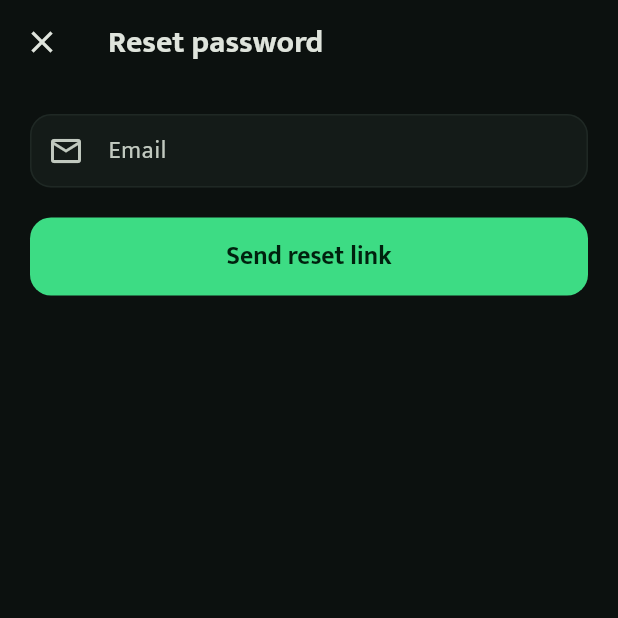
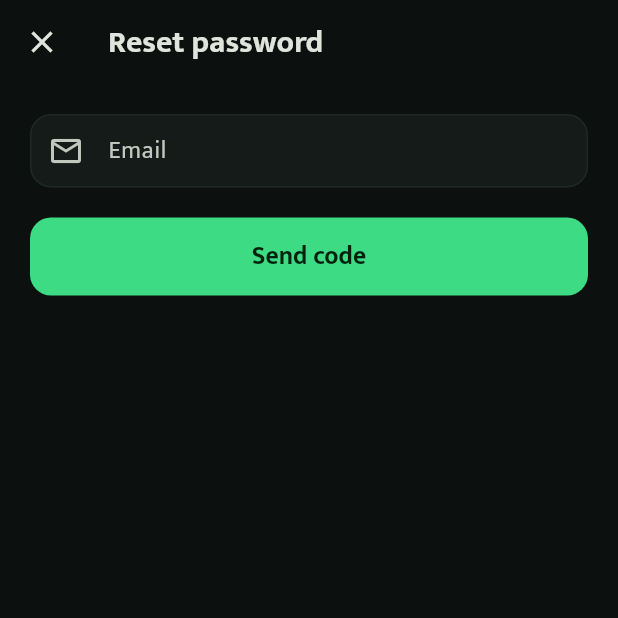
Before and after one commit to mlk09/chhabra-store1, a Flutter app: the ForgotPasswordScreen screen opened by its route, on a phone screen of 412 x 824 dp, the top half of it. Run offline on Flutter 3.47's test engine with Material 3 defaults, Android fonts, the phone set to English and light mode, and no system bars; our stand-ins replace audioplayers, cached_network_image, flutter_local_notifications, flutter_riverpod, go_router, hive_ce_flutter and 3 more; accounts and stored records are empty.

Commit message:
Password reset by 6-digit email code (works on any phone/browser; the link only worked in the browser that asked)
Co-Authored-By: Claude Opus 5.5 <noreply@anthropic.com>
Claude-Session: https://claude.ai/code/session_0155V3mEdFfTAUpWyZoKdc74

```diff
--- a/lib/core/router.dart
+++ b/lib/core/router.dart
@@ -41,6 +41,9 @@ bool pendingPasswordReset = kIsWeb && Uri.base.queryParameters['reset'] == '1';
 /// Shopkeeper link (…/app/?owner=1): opens the login screen first instead of
 /// the shop, once. After login the owner lands in the shop panel.
 bool pendingOwnerLogin = kIsWeb && Uri.base.queryParameters['owner'] == '1';
+
+/// True while the "code from the email" screen is logging in and saving the new password.
+bool resettingWithCode = false;
 
 /// Where a person lands after startup / login.
 String homeFor(Session s, Prefs prefs) {
@@ -182,7 +185,8 @@ final routerProvider = Provider<GoRouter>((ref) {
     ref.listen(bootstrapProvider, (_, next) {
       if (!next.hasValue) return;
       final sub = Supabase.instance.client.auth.onAuthStateChange.listen((e) {
-        if (e.event == AuthChangeEvent.passwordRecovery) router.go('/reset-password');
+        // The code screen sets the password itself, so don't jump away from it.
+        if (e.event == AuthChangeEvent.passwordRecovery && !resettingWithCode) router.go('/reset-password');
       }, onError: (_) {});
       ref.onDispose(sub.cancel);
     }, fireImmediately: true);
--- a/lib/data/backend.dart
+++ b/lib/data/backend.dart
@@ -39,6 +39,9 @@ abstract class Backend {
   Future<void> signIn({required String email, required String password});
   Future<void> signUp({required String name, required String email, required String password, String? phone});
   Future<void> sendPasswordReset(String email);
+
+  /// Logs in with the code from the reset email, so [updatePassword] can follow.
+  Future<void> verifyResetCode({required String email, required String code});
   Future<void> updatePassword(String newPassword);
   Future<void> signOut();
   Future<void> deleteAccount();
--- a/lib/data/demo/demo_backend.dart
+++ b/lib/data/demo/demo_backend.dart
@@ -202,6 +202,9 @@ class DemoBackend implements Backend {
 
   @override
   Future<void> sendPasswordReset(String email) async {}
+
+  @override
+  Future<void> verifyResetCode({required String email, required String code}) async {}
 
   @override
   Future<void> updatePassword(String newPassword) async {}
--- a/lib/data/supabase/supabase_backend.dart
+++ b/lib/data/supabase/supabase_backend.dart
@@ -82,6 +82,19 @@ class SupabaseBackend implements Backend {
       redirectTo: AppConfig.webAppUrl.isEmpty ? null : '${AppConfig.webAppUrl}?reset=1',
     ),
   );
+
+  @override
+  Future<void> verifyResetCode({required String email, required String code}) => _guard(() async {
+    try {
+      await _db.auth.verifyOTP(email: email.trim(), token: code.trim(), type: OtpType.recovery);
+    } on AuthException catch (e) {
+      if (e.statusCode == '429') rethrow;
+      throw const AppException(
+        'This code is wrong or has expired. Ask for a new one.',
+        'यह कोड गलत है या पुराना हो गया। नया कोड मँगाएँ।',
+      );
+    }
+  });
 
   @override
   Future<void> updatePassword(String newPassword) =>
--- a/lib/features/auth/auth_screens.dart
+++ b/lib/features/auth/auth_screens.dart
@@ -309,30 +309,104 @@ class ForgotPasswordScreen extends ConsumerStatefulWidget {
 
 class _ForgotPasswordScreenState extends ConsumerState<ForgotPasswordScreen> with _Busy {
   final _form = GlobalKey<FormState>();
+  final _codeForm = GlobalKey<FormState>();
   final _email = TextEditingController();
+  final _code = TextEditingController();
+  final _password = TextEditingController();
   bool _sent = false;
 
   @override
   void dispose() {
     _email.dispose();
+    _code.dispose();
+    _password.dispose();
     super.dispose();
   }
+
+  Future<void> _send() => run(() async {
+    if (!_form.currentState!.validate()) return;
+    await ref.read(backendProvider).sendPasswordReset(_email.text);
+    if (mounted) setState(() => _sent = true);
+  });
+
+  /// Code from the email → logged in → new password saved. Works on any phone or
+  /// browser (a reset link only works in the browser that asked for it).
+  Future<void> _save() => run(() async {
+    if (!_codeForm.currentState!.validate()) return;
+    final backend = ref.read(backendProvider);
+    resettingWithCode = true;
+    try {
+      await backend.verifyResetCode(email: _email.text, code: _code.text);
+      await backend.updatePassword(_password.text);
+    } finally {
+      resettingWithCode = false;
+    }
+    pendingPasswordReset = false;
+    await ref.read(sessionProvider.notifier).refresh();
+    if (!mounted) return;
+    showSnack(context, context.tr('Password changed. You are logged in.', 'पासवर्ड बदल गया। आप लॉग इन हैं।'));
+    context.go(homeFor(ref.read(sessionProvider).requireValue, ref.read(prefsProvider)));
+  });
 
   @override
   Widget build(BuildContext context) {
     return _AuthScaffold(
       title: context.tr('Reset password', 'पासवर्ड रीसेट'),
       children: [
-        if (_sent)
+        if (_sent) ...[
           MessageView(
             icon: Icons.mark_email_read_outlined,
             title: context.tr('Check your email', 'अपना ईमेल देखें'),
             message: context.tr(
-              'We sent a link to set a new password. Open it on this device.',
-              'नया पासवर्ड बनाने का लिंक भेजा है। इसे इसी फ़ोन/कंप्यूटर पर खोलें।',
+              'We sent a code to ${_email.text.trim()}. Enter it below with your new password. '
+                  'Not there? Look in Spam.',
+              '${_email.text.trim()} पर कोड भेजा है। नीचे कोड और नया पासवर्ड डालें। '
+                  'नहीं मिला? Spam फ़ोल्डर देखें।',
             ),
-          )
-        else ...[
+          ),
+          const SizedBox(height: 12),
+          Form(
+            key: _codeForm,
+            child: Column(
+              children: [
+                TextFormField(
+                  controller: _code,
+                  keyboardType: TextInputType.number,
+                  autofillHints: const [AutofillHints.oneTimeCode],
+                  textInputAction: TextInputAction.next,
+                  decoration: InputDecoration(
+                    labelText: context.tr('Code from the email', 'ईमेल वाला कोड'),
+                    prefixIcon: const Icon(Icons.pin_outlined),
+                  ),
+                  validator: (v) => RegExp(r'^\d{6,10}$').hasMatch((v ?? '').trim())
+                      ? null
+                      : context.tr('Enter the code from the email', 'ईमेल वाला कोड डालें'),
+                ),
+                const SizedBox(height: 12),
+                TextFormField(
+                  controller: _password,
+                  obscureText: true,
+                  autofillHints: const [AutofillHints.newPassword],
+                  decoration: InputDecoration(
+                    labelText: context.tr('New password', 'नया पासवर्ड'),
+                    prefixIcon: const Icon(Icons.lock_outline),
+                  ),
+                  validator: (v) => _validPassword(context, v),
+                ),
+              ],
+            ),
+          ),
+          const SizedBox(height: 20),
+          FilledButton(
+            onPressed: busy ? null : _save,
+            child: Text(context.tr('Save new password', 'नया पासवर्ड सेव करें')),
+          ),
+          const SizedBox(height: 8),
+          TextButton(
+            onPressed: busy ? null : _send,
+            child: Text(context.tr('Send the code again', 'कोड दोबारा भेजें')),
+          ),
+        ] else ...[
           Form(
             key: _form,
             child: TextFormField(
@@ -347,14 +421,8 @@ class _ForgotPasswordScreenState extends ConsumerState<ForgotPasswordScreen> wit
           ),
           const SizedBox(height: 20),
           FilledButton(
-            onPressed: busy
-                ? null
-                : () => run(() async {
-                    if (!_form.currentState!.validate()) return;
-                    await ref.read(backendProvider).sendPasswordReset(_email.text);
-                    if (mounted) setState(() => _sent = true);
-                  }),
-            child: Text(context.tr('Send reset link', 'रीसेट लिंक भेजें')),
+            onPressed: busy ? null : _send,
+            child: Text(context.tr('Send code', 'कोड भेजें')),
           ),
         ],
       ],
```
Also changed, not shown: 4 other files.
